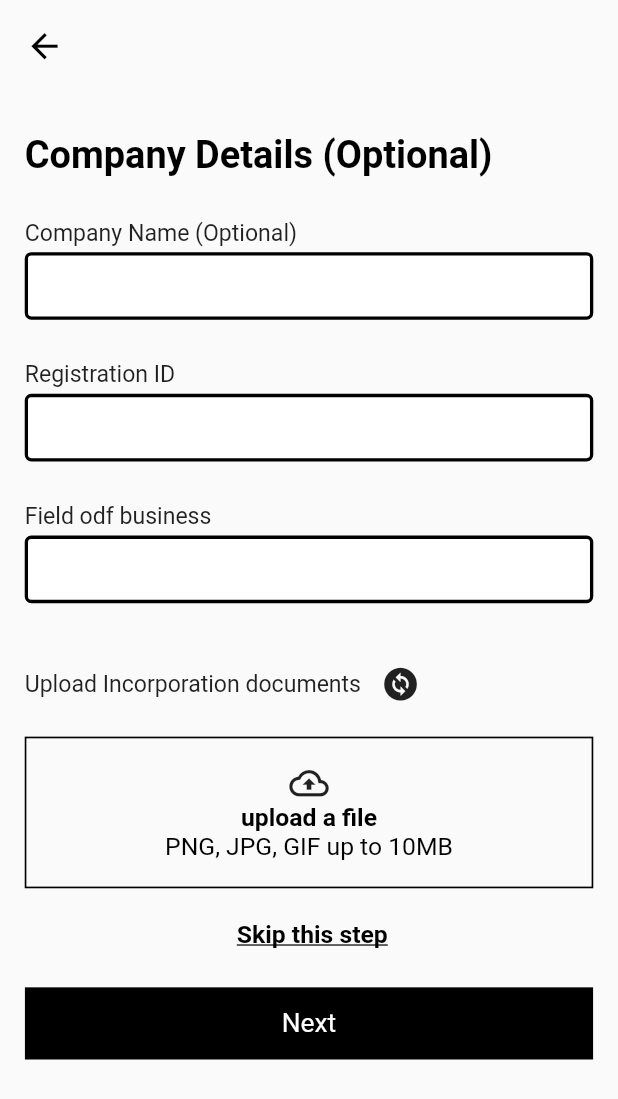
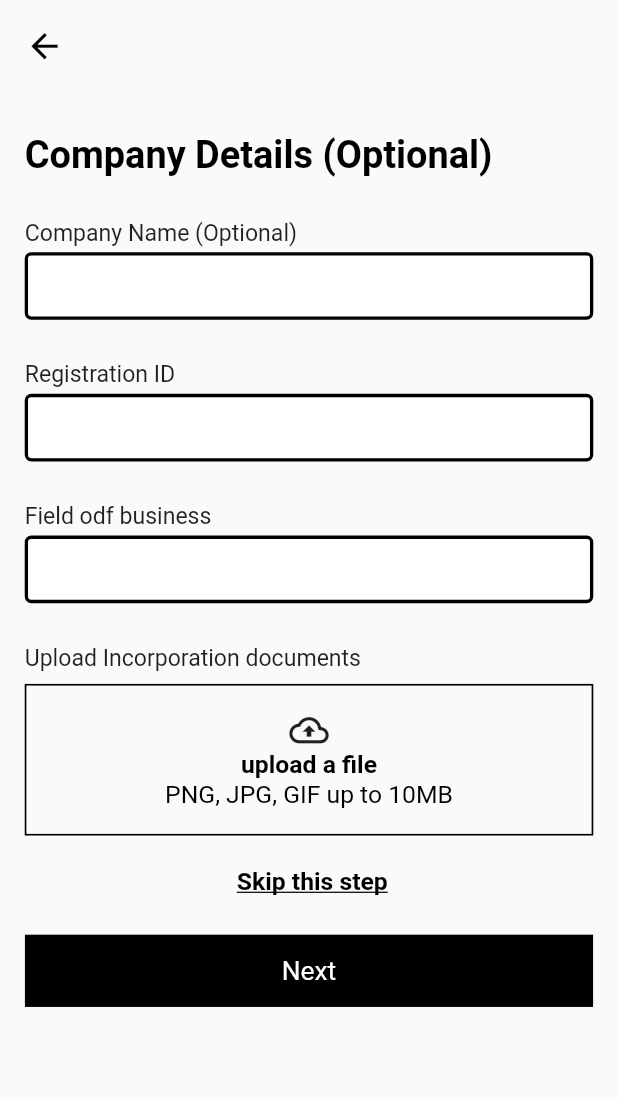
Before and after one commit to niralchecker/Rewind, a Flutter app: the screen it shows after launch, after a tap on "Next", on a phone screen of 412 x 824 dp. Shown: the top 1099 px of the screen. Run offline on Flutter 3.47's test engine with Material 2 defaults, Android fonts, the phone set to English and light mode, and no system bars; our stand-ins replace fluttertoast, get, get_storage, image_picker, responsive_framework; Roboto replaces fonts that are missing (SfProFont).

```diff
--- a/lib/modules/signup/views/company_details_screen.dart
+++ b/lib/modules/signup/views/company_details_screen.dart
@@ -81,7 +81,11 @@ class CompanyDetailsScreen extends StatelessWidget {
             Row(
               children: [
                 const DynamicText(text: 'Upload Incorporation documents'),
-                IconButton(
+                const Spacer(),
+                Obx(
+                  () => Visibility(
+                    visible: controller.imagePath.value.isNotEmpty,
+                    child: IconButton(
                         onPressed: () {
                           ModelBottomSheet().bottom(
                             'Support',
@@ -104,7 +108,9 @@ class CompanyDetailsScreen extends StatelessWidget {
                             },
                           );
                         },
-                    icon: Icon(Icons.change_circle))
+                        icon: Icon(Icons.cloud_upload_outlined)),
+                  ),
+                )
               ],
             ),
             verticalSpacing(8),
@@ -200,8 +206,7 @@ class CompanyDetailsScreen extends StatelessWidget {
             ),
             SimpleRoundedButton(
               onTap: () {
-                print('akaiojaoaokoa');
-                controller.validation(context);
+                controller.gotoNext();
               },
               title: 'Next',
             ),
--- a/lib/modules/signup/views/your_details_screen.dart
+++ b/lib/modules/signup/views/your_details_screen.dart
@@ -66,6 +66,7 @@ class YourDetailsScreen extends StatelessWidget {
             Row(
               children: [
                 const DynamicText(text: 'ID Scan'),
+                const Spacer(),
                 Obx(
                   () => Visibility(
                     visible: controller.imagePath.value.isNotEmpty,
@@ -113,7 +114,6 @@ class YourDetailsScreen extends StatelessWidget {
                         width: Get.size.width * 0.26,
                         decoration: BoxDecoration(
                           borderRadius: BorderRadius.circular(12),
-                          // color: Colors.pink,
                           image: controller.imagePath.value.isEmpty
                               ? null
                               : DecorationImage(
```
Also changed, not shown: 4 other files. Lines whose indentation alone changed are shown as unchanged.
